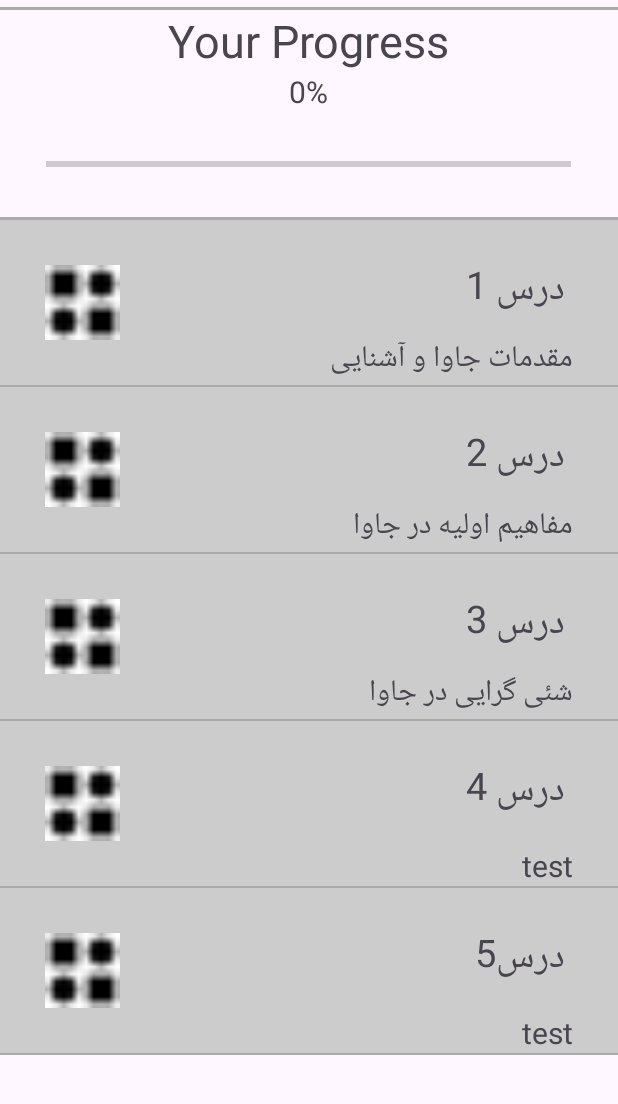
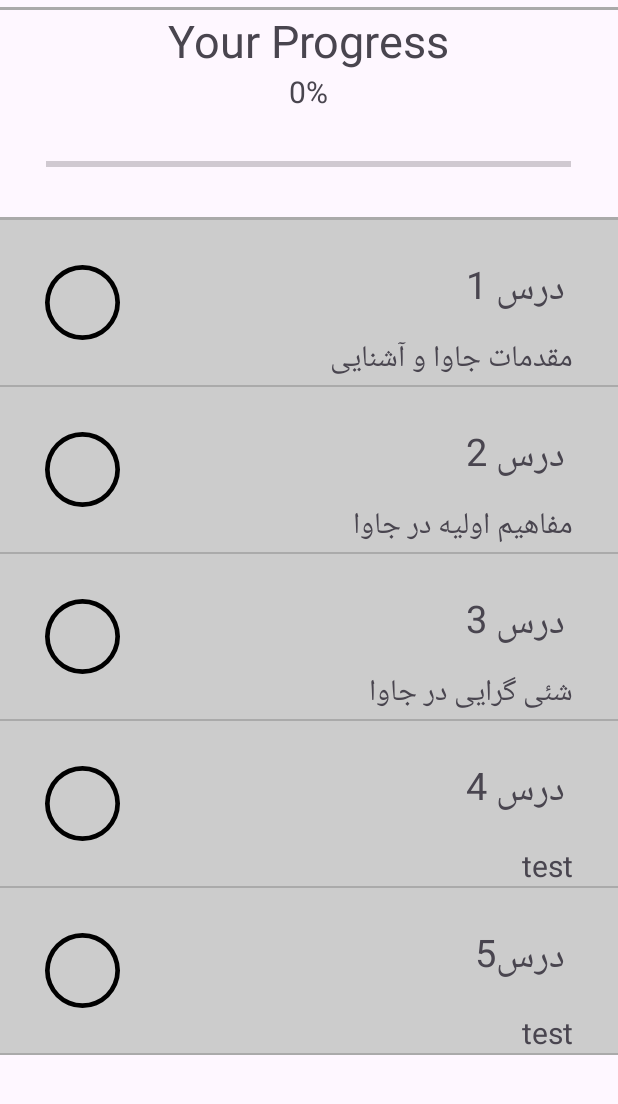
Before and after one commit to Seyedsahel/easy_learn, an Android app: the screen it shows after launch (MainActivity), on a phone screen of 412 x 824 dp, the part 105-1209 px from its top. Run offline under Robolectric (Android 15) with nearby library versions, the phone set to English and light mode, and no system bars.

Commit message:
handle finishBtn and update progress

```diff
--- a/app/src/main/java/com/example/myapplication/LessonActivity.java
+++ b/app/src/main/java/com/example/myapplication/LessonActivity.java
@@ -78,10 +78,15 @@ public class LessonActivity extends AppCompatActivity {
                 SharedPreferences.Editor editor = prefs.edit();
                 editor.putString("data", json);
                 editor.apply();
-                finish();
+
+                // Add this part to go back to MainActivity and update the UI
+                Intent intent = new Intent(LessonActivity.this, MainActivity.class);
+                startActivity(intent);
+                finish(); // This will finish the current LessonActivity
             }
         });
 
 
+
     }
 }
--- a/app/src/main/java/com/example/myapplication/ListAdapter.java
+++ b/app/src/main/java/com/example/myapplication/ListAdapter.java
@@ -15,6 +15,13 @@ public class ListAdapter extends BaseAdapter {
     ArrayList<lessonClass> lessonList;
     Context context;
     LayoutInflater inflater;
+
+    private OnItemClickListener onItemClickListener;
+
+    public interface OnItemClickListener {
+        void onItemClick(int position);
+    }
+
 
     public ListAdapter(ArrayList<lessonClass> lessonList, Context context) {
         this.lessonList = lessonList;
@@ -43,9 +50,9 @@ public class ListAdapter extends BaseAdapter {
 
         ImageView img = view.findViewById(R.id.listViewImage);
         if(lessonList.get(i).getStatus())
-            img.setImageResource(R.mipmap.profile);
+            img.setImageResource(R.drawable.check_circle);
         else
-            img.setImageResource(R.mipmap.menu);
+            img.setImageResource(R.drawable.circle);
 
         TextView title = (TextView) view.findViewById(R.id.listViewTitle);
         title.setText(lessonList.get(i).getTitle());
@@ -53,6 +60,8 @@ public class ListAdapter extends BaseAdapter {
         TextView shortDescription = (TextView) view.findViewById(R.id.listViewDesc);
         shortDescription.setText(lessonList.get(i).getDes1());
 
+
+
         return view;
     }
 }
--- a/app/src/main/java/com/example/myapplication/MainActivity.java
+++ b/app/src/main/java/com/example/myapplication/MainActivity.java
@@ -95,4 +95,32 @@ public class MainActivity extends AppCompatActivity {
 
     }
 
+    @Override
+    protected void onResume() {
+        super.onResume();
+        // Refresh the list and progress bar
+        String json = prefs.getString("data", null);
+        Type type = new TypeToken<ArrayList<lessonClass>>() {}.getType();
+        lessonsInfo = gson.fromJson(json, type);
+
+        ListView list = findViewById(R.id.listView);
+        ListAdapter adapter = new ListAdapter(lessonsInfo, MainActivity.this);
+        list.setAdapter(adapter);
+
+        progresscount = 0;
+        for (int i = 0; i < lessonsInfo.size(); i++) {
+            if (lessonsInfo.get(i).getStatus())
+                progresscount++;
+        }
+        ProgressBar progress = findViewById(R.id.progressBar);
+        progress.setProgress(progresscount, true);
+        int pp = progresscount * 100 / 3;
+
+        TextView progressPer = findViewById(R.id.progress_per);
+        progressPer.setText(String.valueOf(pp) + "%");
+    }
+
+
+
+
 }
--- /dev/null
+++ b/app/src/main/res/drawable/check_circle.xml
@@ -0,0 +1,12 @@
+<vector xmlns:android="http://schemas.android.com/apk/res/android"
+    android:width="16dp"
+    android:height="16dp"
+    android:viewportWidth="16"
+    android:viewportHeight="16">
+  <path
+      android:pathData="M8,15A7,7 0,1 1,8 1a7,7 0,0 1,0 14m0,1A8,8 0,1 0,8 0a8,8 0,0 0,0 16"
+      android:fillColor="@android:color/black"/>
+  <path
+      android:pathData="m10.97,4.97 l-0.02,0.022 -3.473,4.425 -2.093,-2.094a0.75,0.75 0,0 0,-1.06 1.06L6.97,11.03a0.75,0.75 0,0 0,1.079 -0.02l3.992,-4.99a0.75,0.75 0,0 0,-1.071 -1.05"
+      android:fillColor="@color/black"/>
+</vector>
--- /dev/null
+++ b/app/src/main/res/drawable/circle.xml
@@ -0,0 +1,9 @@
+<vector xmlns:android="http://schemas.android.com/apk/res/android"
+    android:width="16dp"
+    android:height="16dp"
+    android:viewportWidth="16"
+    android:viewportHeight="16">
+  <path
+      android:pathData="M8,15A7,7 0,1 1,8 1a7,7 0,0 1,0 14m0,1A8,8 0,1 0,8 0a8,8 0,0 0,0 16"
+      android:fillColor="@color/black"/>
+</vector>
```
